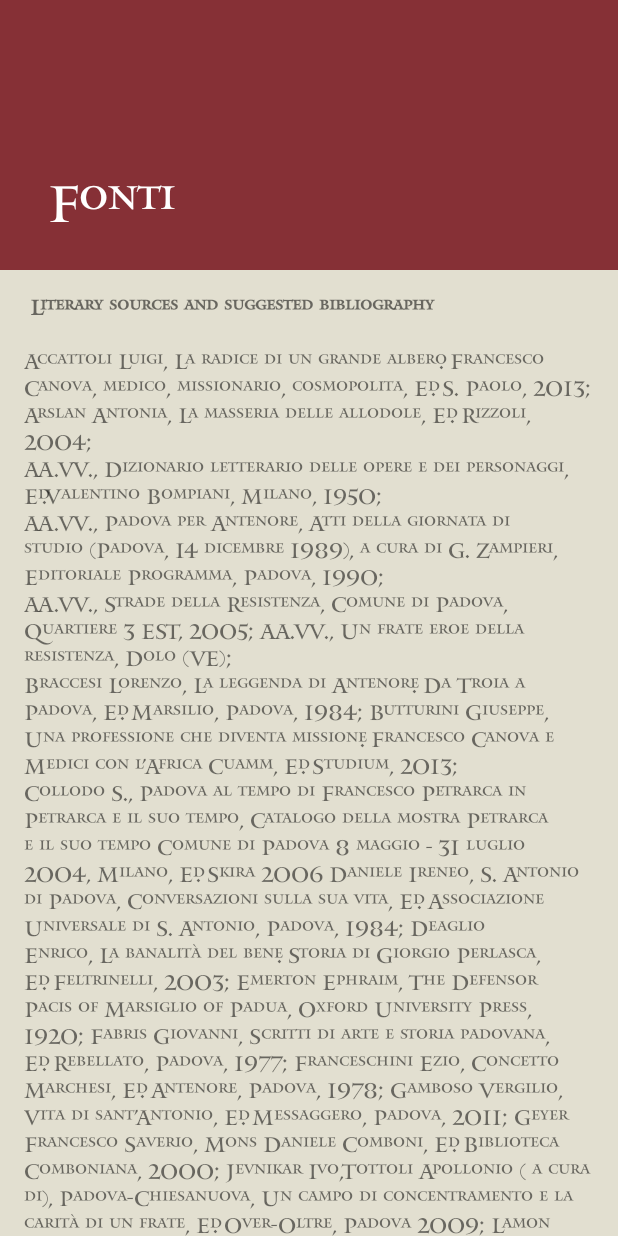
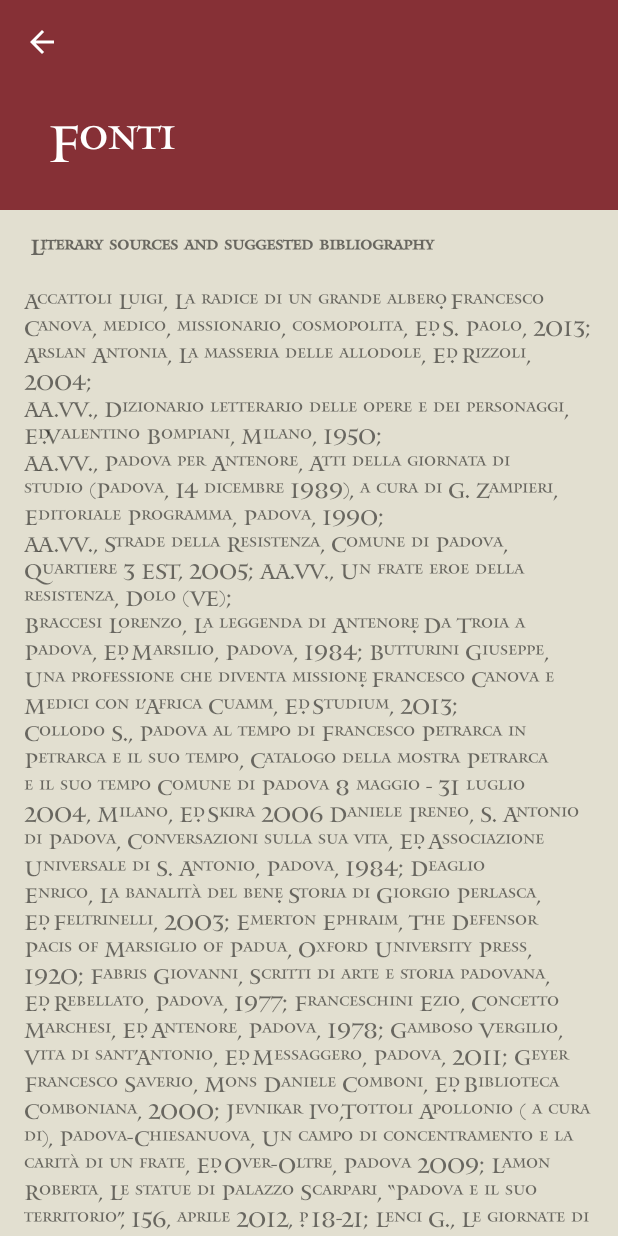
Before and after one commit to alvisespano/Appace, an Android app: the screen it shows after launch (SourcesActivity), after a tap on "FONTI", on a phone screen of 412 x 824 dp. Run offline under Robolectric (Android 15) with nearby library versions, the phone set to English and light mode, and no system bars.

Commit message:
All XMLs cleaned up

```diff
--- a/appace/app/src/main/java/it/unive/dais/cevid/appace/component/SiteActivity.java
+++ b/appace/app/src/main/java/it/unive/dais/cevid/appace/component/SiteActivity.java
@@ -55,8 +55,6 @@
             toolbar.setTitle(site.getTitle());
             toolbar.setSubtitle(site.getTitle());
 
-            // mettendo anche il logo si ripete l'immagine in piccolo
-//            toolbar.setLogo(d);
             ImageView v = findViewById(R.id.site_imageview);
             v.setImageDrawable(d);
 
--- a/appace/app/src/main/res/layout/activity_presentation.xml
+++ b/appace/app/src/main/res/layout/activity_presentation.xml
@@ -10,7 +10,7 @@
     <android.support.design.widget.AppBarLayout
         android:id="@+id/app_bar"
         android:layout_width="match_parent"
-        android:layout_height="120dp"
+        android:layout_height="@dimen/app_bar_height"
         android:fitsSystemWindows="true"
         android:theme="@style/AppTheme.AppBarOverlay">
 
--- a/appace/app/src/main/res/layout/activity_sources.xml
+++ b/appace/app/src/main/res/layout/activity_sources.xml
@@ -28,6 +28,7 @@
                 android:layout_width="match_parent"
                 android:layout_height="?attr/actionBarSize"
                 app:layout_collapseMode="pin"
+                app:navigationIcon="?attr/homeAsUpIndicator"
                 app:popupTheme="@style/AppTheme.PopupOverlay" />
 
         </android.support.design.widget.CollapsingToolbarLayout>
--- a/appace/app/src/main/res/values/dimens.xml
+++ b/appace/app/src/main/res/values/dimens.xml
@@ -11,7 +11,7 @@
     <dimen name="linear_layout_margin_bottom">40dp</dimen>
     <dimen name="linear_layout_margin_left">10dp</dimen>
     <dimen name="button_margin">10dp</dimen>
-    <dimen name="app_bar_height">180dp</dimen>
+    <dimen name="app_bar_height">140dp</dimen>
     <dimen name="fab_margin">16dp</dimen>
     <dimen name="text_margin">16dp</dimen>
     <dimen name="site_bar_height">300dp</dimen>
--- a/appace/app/src/main/res/values/strings.xml
+++ b/appace/app/src/main/res/values/strings.xml
@@ -1,5 +1,6 @@
 <resources>
     <string name="app_name">Appace</string>
+    <string name="credits">App sviluppata da:\nUniversità Ca\' Foscari Venezia\n\nPer conto di:\n Comune di Padova.\n\n\nSviluppo:\nDott. Alvise Spanò\n\nCoordinatore progetto:\nProf. Agostino Cortesi</string>
 
     <string name="gps_disabled">GPS disattivato</string>
     <string name="gps_enabled">GPS attivato</string>
@@ -23,7 +24,7 @@
 
     <string name="credits_year">2018</string>
     <string name="credits_project">Appace</string>
-    <string name="credits_company">Università Ca\' Foscari Venezia</string>
+    <string name="credits_company">Università Ca\' Foscari, Venezia</string>
     <string name="credits_authors">Alvise Spanò</string>
 
     <string name="action_info">Info</string>
```
